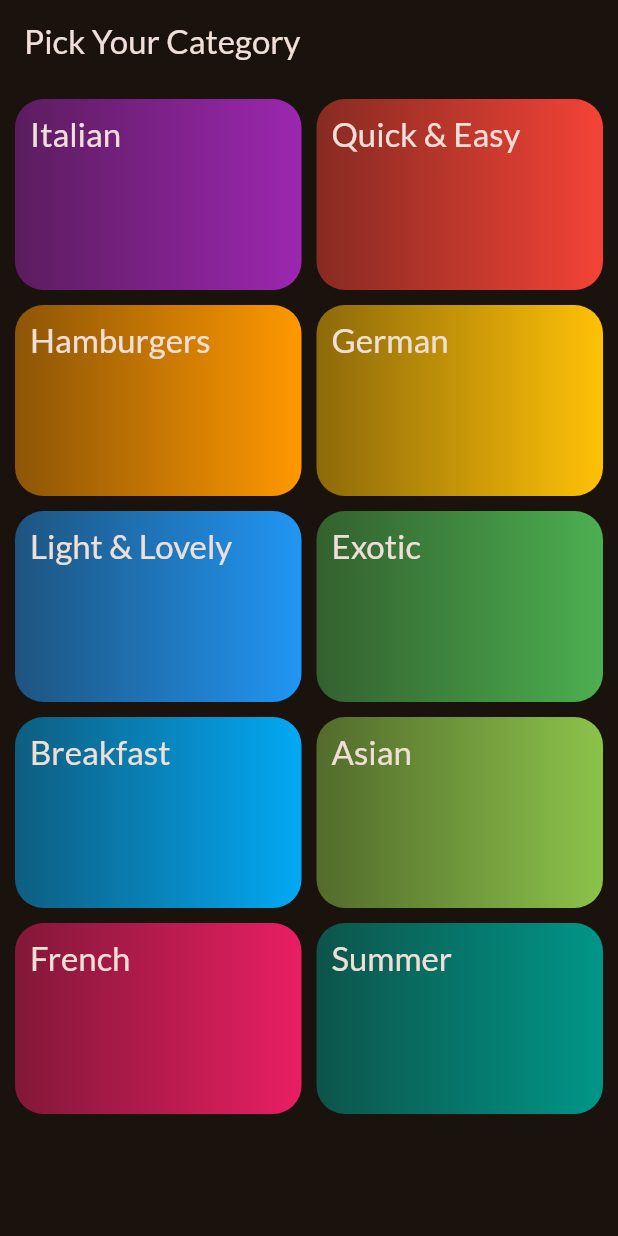
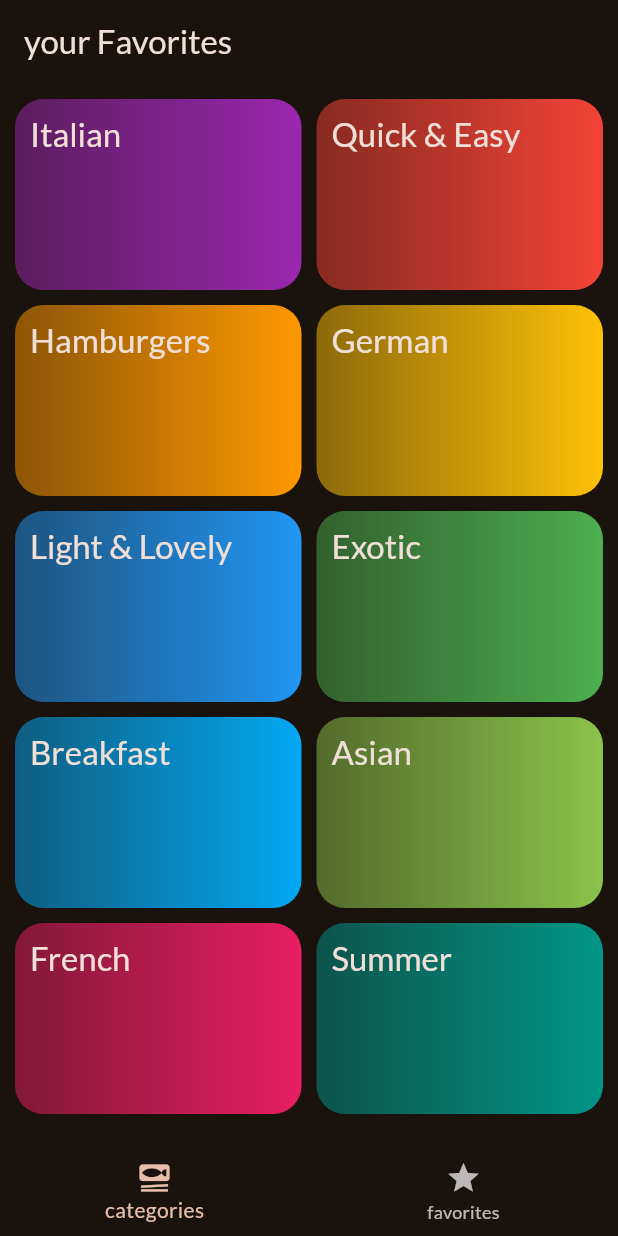
Before and after one commit to AaKaShhhhhhhhh/meals, a Flutter app: the screen it shows after launch, on a phone screen of 412 x 824 dp. Run offline on Flutter 3.47's test engine with Material 3 defaults, Android fonts, the phone set to English and light mode, and no system bars; our stand-ins replace google_fonts, transparent_image.

Commit message:
favorite meals

```diff
--- a/lib/main.dart
+++ b/lib/main.dart
@@ -3,6 +3,7 @@ import 'package:flutter/material.dart';
 import 'package:google_fonts/google_fonts.dart';
 import 'package:meals/screens/CategoryScreen.dart';
 import 'package:meals/screens/recepiescreen.dart';
+import 'package:meals/screens/tabsScreen.dart';
 
 final theme = ThemeData(
   useMaterial3: true,
@@ -24,7 +25,7 @@ class App extends StatelessWidget {
   Widget build(BuildContext context) {
     return MaterialApp(
       theme: theme,
-      home: Categoryscreen(),
+      home: Tabsscreen(),
     );
   }
 }
--- a/lib/screens/CategoryScreen.dart
+++ b/lib/screens/CategoryScreen.dart
@@ -1,11 +1,13 @@
 import 'package:flutter/material.dart';
 import 'package:meals/data/dummy_data.dart';
 import 'package:meals/models/category.dart';
+import 'package:meals/models/meals.dart';
 import 'package:meals/screens/mealsScreen.dart';
 import 'package:meals/widgets/category_grid_item.dart';
 
 class Categoryscreen extends StatelessWidget{
-  Categoryscreen({super.key });
+  Categoryscreen({super.key , required this.ontogglefavorite});
+  final void Function(Meal meal) ontogglefavorite;
 
   void _selectCategory(context , Category category){
     final outputting_List_Here =
@@ -15,18 +17,15 @@ class Categoryscreen extends StatelessWidget{
     Navigator.push(context, MaterialPageRoute(
       builder: (ctx) =>  Mealsscreen(
         title: category.title,
-         meals: outputting_List_Here),
+         meals: outputting_List_Here,
+         ontogglefavorite: ontogglefavorite,),
          ),
          );
   }
 
   @override
   Widget build(BuildContext context) {
-    return Scaffold(
-      appBar: AppBar(
-        title: Text('Pick Your Category'),
-      ),
-      body: GridView(
+    return  GridView(
         padding: EdgeInsets.all(10),
         gridDelegate:const SliverGridDelegateWithFixedCrossAxisCount(
         crossAxisCount: 2 ,
@@ -44,7 +43,7 @@ class Categoryscreen extends StatelessWidget{
                 )
                 ]
 
-      ),
+
     );
 
   }
--- a/lib/screens/mealsScreen.dart
+++ b/lib/screens/mealsScreen.dart
@@ -7,15 +7,16 @@ import 'package:meals/widgets/meals_item.dart';
 
 
 class Mealsscreen extends StatelessWidget{
-  const Mealsscreen({super.key , required this.title , required this.meals});
+  const Mealsscreen({super.key , required this.title , required this.meals , required this.ontogglefavorite});
 
   final String title;
   final List< Meal> meals;
+  final void Function(Meal meal) ontogglefavorite;
   void selectmeal(context , Meal meal){
     Navigator.push(
       context,
        MaterialPageRoute(
-        builder: (ctx )=> Recepiescreen(meals: meal, title: title)
+        builder: (ctx )=> Recepiescreen(meals: meal, ontogglefavorite: ontogglefavorite,)
           )
           );
   }
@@ -43,6 +44,7 @@ class Mealsscreen extends StatelessWidget{
     return Scaffold(
       appBar: AppBar(
         title: Text(title),
+        actions: [IconButton(onPressed: (){ontogglefavorite;}, icon: Icon(Icons.star))],
       ),
       body:  content
     );
--- /dev/null
+++ b/lib/screens/tabsScreen.dart
@@ -0,0 +1,62 @@
+import 'package:flutter/cupertino.dart';
+import 'package:flutter/material.dart';
+import 'package:meals/models/meals.dart';
+import 'package:meals/screens/CategoryScreen.dart';
+import 'package:meals/screens/mealsScreen.dart';
+
+class  Tabsscreen extends StatefulWidget {
+  Tabsscreen({super.key});
+
+
+
+  @override
+  State<Tabsscreen> createState(){
+    return TabsscreenState();
+  }
+}
+
+class TabsscreenState extends  State<Tabsscreen>{
+  int selectPageIndex = 0;
+  final List<Meal> favoriteMeal = [];
+
+  void _Selectpage(int index){
+    setState(() {
+      selectPageIndex = index;
+    });
+  }
+
+  void togglefavoriteMeal(Meal meal){
+    final existingmeal = favoriteMeal.contains(meal);
+    if(existingmeal){
+      favoriteMeal.remove(meal);
+    }
+    else{
+      favoriteMeal.add(meal);
+    }
+  }
+
+  @override
+  Widget build(BuildContext context) {
+Widget activepage =  Categoryscreen( ontogglefavorite: togglefavoriteMeal,);
+var activescreentitle = 'your Favorites';
+
+if(selectPageIndex== 1){
+  activepage =  Mealsscreen(title: 'favorites', meals: [] , ontogglefavorite: togglefavoriteMeal,);
+}
+
+    return Scaffold(
+      appBar: AppBar(title: Text(activescreentitle),),
+      body: activepage,
+      bottomNavigationBar: BottomNavigationBar(
+        onTap: _Selectpage,
+        currentIndex: selectPageIndex,
+        items:const [
+           BottomNavigationBarItem(icon: Icon(Icons.set_meal),label: "categories"),
+           BottomNavigationBarItem(icon: Icon(Icons.star), label: "favorites"),
+
+
+           ]
+           ),
+    );
+  }
+}
```
Also changed, not shown: lib/screens/recepiescreen.dart (+33 -6 lines).
